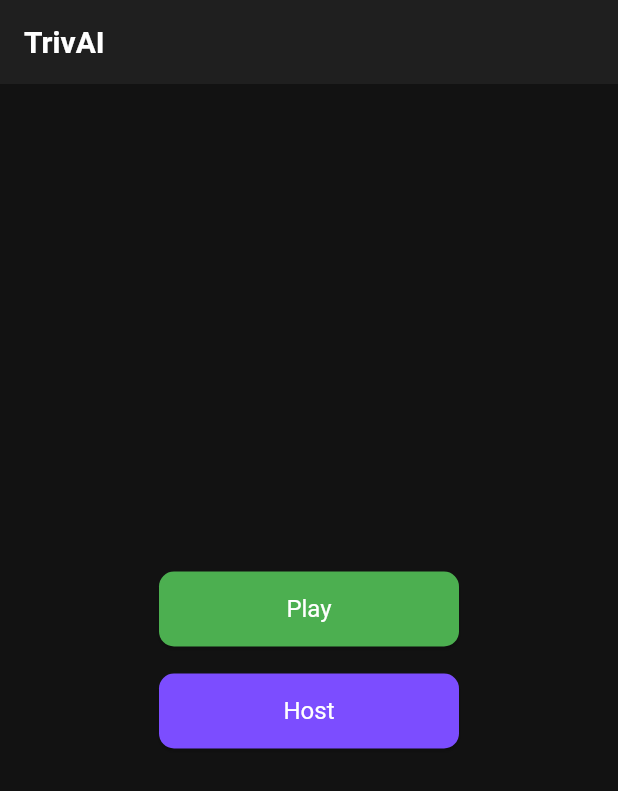
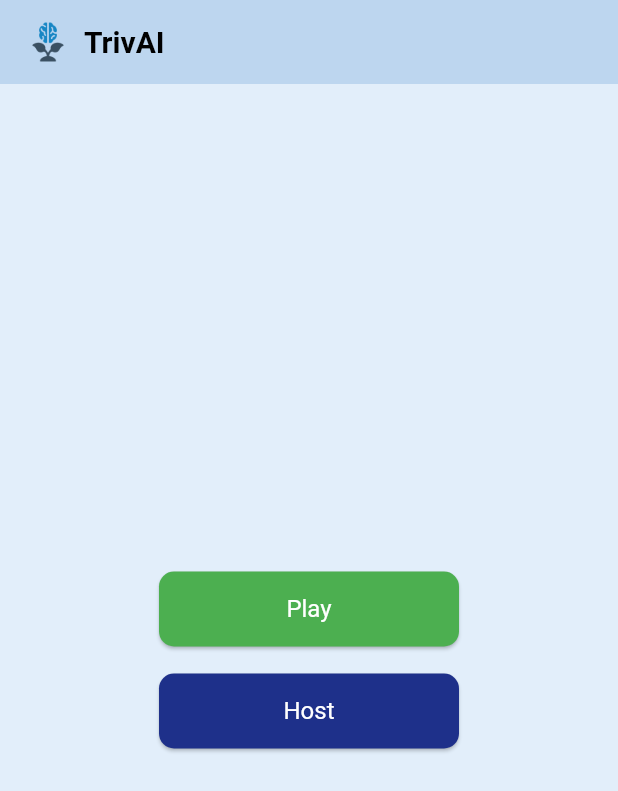
Before and after one commit to Salmoness/large-project, a Flutter app: the screen it shows after launch, on a phone screen of 412 x 824 dp. Shown: the top 791 px of the screen. Run offline on Flutter 3.47's test engine with Material 3 defaults, Android fonts, the light colour scheme and no system bars; our stand-ins replace jwt_decoder, shared_preferences.

Commit message:
mobile app: add light mode to match zids theme

```diff
--- /dev/null
+++ b/mobile/lib/leaf_logo_widget.dart
@@ -0,0 +1,16 @@
+import 'package:flutter/material.dart';
+
+class LeafLogo extends StatelessWidget {
+  const LeafLogo({super.key});
+
+  @override
+  Widget build(BuildContext context) {
+    return Row(
+      children: [
+        Image.asset('assets/images/leaf.png', height: 32),
+        const SizedBox(width: 8),
+        Text('TrivAI', style: const TextStyle(fontSize: 20)),
+      ],
+    );
+  }
+}
--- /dev/null
+++ b/mobile/lib/light_theme.dart
@@ -0,0 +1,63 @@
+import 'package:flutter/material.dart';
+
+ThemeData lightTheme = ThemeData(
+  brightness: Brightness.light,
+  scaffoldBackgroundColor: Color.fromARGB(255, 226, 238, 250),
+
+  // AppBar
+  appBarTheme: AppBarTheme(
+    backgroundColor: Color.fromARGB(255, 189, 214, 239),
+    foregroundColor: Colors.black,
+    elevation: 0,
+    iconTheme: IconThemeData(color: Colors.black),
+    titleTextStyle: TextStyle(
+      color: Colors.black,
+      fontSize: 20,
+      fontWeight: FontWeight.bold,
+    ),
+  ),
+
+  // Text
+  textTheme: TextTheme(
+    bodyMedium: TextStyle(color: Colors.black, fontSize: 16),
+    bodyLarge: TextStyle(color: Colors.black, fontSize: 18),
+    titleLarge: TextStyle(color: Colors.black),
+    labelLarge: TextStyle(color: Colors.black),
+    displayLarge: TextStyle(fontSize: 32.0),
+    displayMedium: TextStyle(fontSize: 24.0),
+    headlineSmall: TextStyle(fontSize: 20.0),
+    bodySmall: TextStyle(fontSize: 14.0),
+  ),
+
+  // Inputs
+  inputDecorationTheme: InputDecorationTheme(
+    filled: true,
+    fillColor: Color.fromARGB(255, 255, 255, 255),
+    labelStyle: TextStyle(color: Color.fromARGB(95, 73, 73, 73)),
+    hintStyle: TextStyle(color: Color.fromARGB(95, 73, 73, 73)),
+    border: OutlineInputBorder(
+      borderSide: BorderSide(color: const Color.fromARGB(60, 35, 35, 35)),
+      borderRadius: BorderRadius.circular(8),
+    ),
+    enabledBorder: OutlineInputBorder(
+      borderSide: BorderSide(color: Colors.white30),
+      borderRadius: BorderRadius.circular(8),
+    ),
+    focusedBorder: OutlineInputBorder(
+      borderSide: BorderSide(color: Color.fromARGB(95, 33, 33, 33)),
+      borderRadius: BorderRadius.circular(8),
+    ),
+  ),
+
+  // Buttons
+  elevatedButtonTheme: ElevatedButtonThemeData(
+    style: ElevatedButton.styleFrom(
+      backgroundColor: Color.fromARGB(255, 30, 48, 138),
+      foregroundColor: Colors.white,
+      padding: EdgeInsets.symmetric(vertical: 12, horizontal: 24),
+      shape: RoundedRectangleBorder(borderRadius: BorderRadius.circular(10)),
+      textStyle: TextStyle(fontSize: 16),
+      minimumSize: Size(200, 50),
+    ),
+  ),
+);
--- a/mobile/lib/main.dart
+++ b/mobile/lib/main.dart
@@ -10,6 +10,7 @@ import 'views/create.dart';
 import 'views/history.dart';
 import 'views/host.dart';
 import 'dark_theme.dart';
+import 'light_theme.dart';
 
 void main() => runApp(TrivAIMobileApp());
 
@@ -21,7 +22,9 @@ class TrivAIMobileApp extends StatelessWidget {
     return MaterialApp(
       title: 'TrivAI Mobile Application',
       initialRoute: '/',
-      theme: darkTheme,
+      theme: lightTheme,
+      darkTheme: darkTheme,
+      themeMode: ThemeMode.system,
       routes: {
         '/': (context) => IndexView(),
         '/play': (context) => PlayView(),
--- a/mobile/lib/views/home.dart
+++ b/mobile/lib/views/home.dart
@@ -1,4 +1,5 @@
 import 'package:flutter/material.dart';
+import '../leaf_logo_widget.dart';
 import '../utils/jwt_service.dart';
 import '../utils/jwt_types.dart';
 import '../utils/center_widget.dart';
@@ -40,7 +41,7 @@ class HomeViewState extends State<HomeView> {
   Widget build(BuildContext context) {
     return AuthedOnly(
       child: Scaffold(
-        appBar: AppBar(title: Text('TrivAI')),
+        appBar: AppBar(title: LeafLogo()),
         body: SuperCentered(
           children: [
             Text('Hello, $username!', style: TextStyle(fontSize: 26)),
--- a/mobile/lib/views/index.dart
+++ b/mobile/lib/views/index.dart
@@ -1,4 +1,5 @@
 import 'package:flutter/material.dart';
+import '../leaf_logo_widget.dart';
 import '../utils/center_widget.dart';
 
 class IndexView extends StatelessWidget {
@@ -7,7 +8,7 @@ class IndexView extends StatelessWidget {
   @override
   Widget build(BuildContext context) {
     return Scaffold(
-      appBar: AppBar(title: Text('TrivAI')),
+      appBar: AppBar(title: LeafLogo()),
       body: SuperCentered(
         children: [
           ElevatedButton(
--- a/mobile/pubspec.yaml
+++ b/mobile/pubspec.yaml
@@ -1,7 +1,7 @@
 name: mobile
 description: "mobile"
 publish_to: "none"
-version: 1.0.0+1
+version: 1.0.0+2
 environment:
   sdk: ^3.8.1
 dependencies:
@@ -18,3 +18,5 @@ dev_dependencies:
   flutter_lints: ^6.0.0
 flutter:
   uses-material-design: true
+  assets:
+    - assets/images/leaf.png
```
Also changed, not shown: mobile/assets/images/leaf.png (added).
